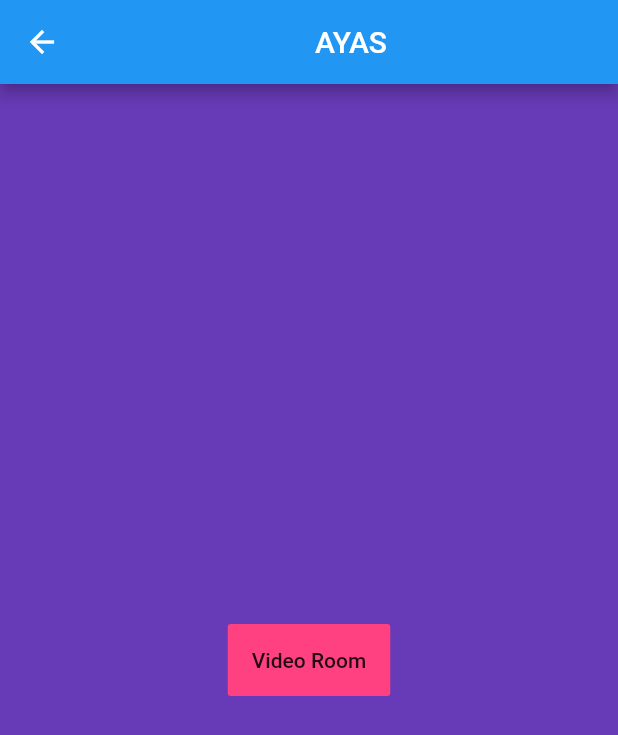
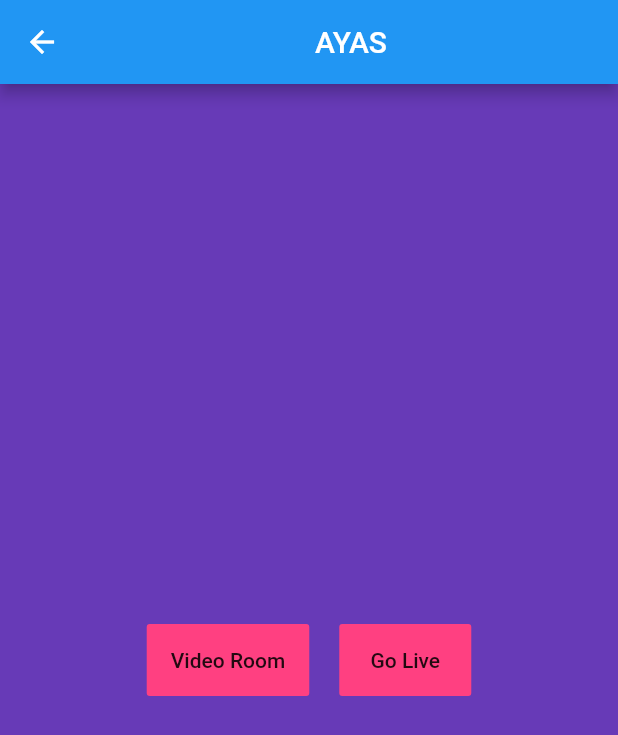
Before and after one commit to andim27/live_connect_mobile, a Flutter app: the screen it shows after launch, on a phone screen of 412 x 824 dp. Shown: the top 735 px of the screen. Run offline on Flutter 3.47's test engine with Material 2 defaults, Android fonts, the phone set to English and light mode, and no system bars; our stand-ins replace auto_size_text, chewie, cloud_firestore, dio, firebase_auth, get and 3 more; accounts and stored records are empty.

Commit message:
LiveRoom start

```diff
--- a/lib/app/modules/home/home_page.dart
+++ b/lib/app/modules/home/home_page.dart
@@ -26,13 +26,33 @@ class _HomePageState extends State<HomePage> {
         height: double.infinity,
         color: Colors.deepPurple,
         child: Center(
-              child: FlatButton(
+          child: Row(
+            crossAxisAlignment: CrossAxisAlignment.center,
+            mainAxisAlignment: MainAxisAlignment.center,
+            children: [
+              FlatButton(
                 color: Colors.pinkAccent,
                 onPressed: () => ctl.openRoomPage(),
                 child: Padding(
                   child: Text("Video Room"),
                   padding: EdgeInsets.symmetric(vertical: 16.0),
-                  )))),
+                ),
+              ),
+              SizedBox(
+                width: 20.0,
+              ),
+              FlatButton(
+                color: Colors.pinkAccent,
+                onPressed: () => ctl.openLiveZoomPage(),
+                child: Padding(
+                  child: Text("Go Live"),
+                  padding: EdgeInsets.symmetric(vertical: 16.0),
+                ),
+              ),
+            ],
+          ),
+        ),
+      ),
     );
   }
 }
--- a/lib/app/routes/app_routes.dart
+++ b/lib/app/routes/app_routes.dart
@@ -10,6 +10,10 @@ abstract class Routes {
   static const LOGIN = '/login';
   static const ROOM = '/room';
   static const ABOUT = '/about';
+  static const LIVEZOOMPAGE = '/live_page_zoom';
+  static const JOINMEETING = '/join_room';
+  static const STARTMEETING = '/start_meeting';
+  static const MEETINGROOM = '/meeting_room';
 }
 
 abstract class AppPages {
@@ -18,5 +22,18 @@ abstract class AppPages {
     GetPage(name: Routes.HOME_AYAS, page: () => HomeAyasPage()),
     GetPage(name: Routes.ABOUT, page: () => AboutPage()),
     GetPage(name: Routes.ROOM, page: () => RoomPage()),
+    GetPage(name: Routes.LIVEZOOMPAGE, page: () => LivePageZoom()),
+    // GetPage(name: Routes.JOINMEETING, page: () => JoinZoom()),
+    // GetPage(
+    //     name: Routes.STARTMEETING,
+    //     page: () => StartMeeting(
+    //           meetingId: "12345678",
+    //         )),
+    // GetPage(
+    //     name: Routes.MEETINGROOM,
+    //     page: () => MeetingRoom(
+    //           meetingId: "12345678",
+    //           meetingPassword: "12345678",
+    //         )),
   ];
 }
```
Also changed, not shown: lib/app/modules/home/home_controller.dart (+16 -0 lines), lib/app/modules/livePageZoom/constants/api_keys.dart (added, +11 -0 lines), assets/images/facebook-logo.png (added), assets/images/google-logo.png (added), 1 other file. Lines whose indentation alone changed are shown as unchanged.
